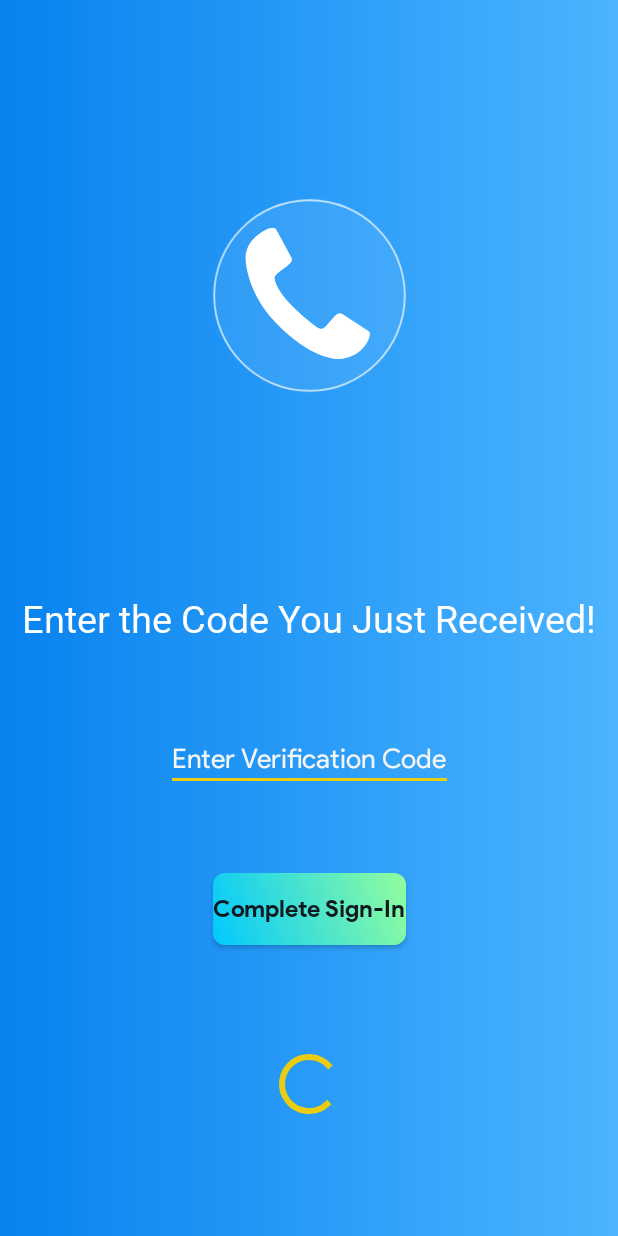
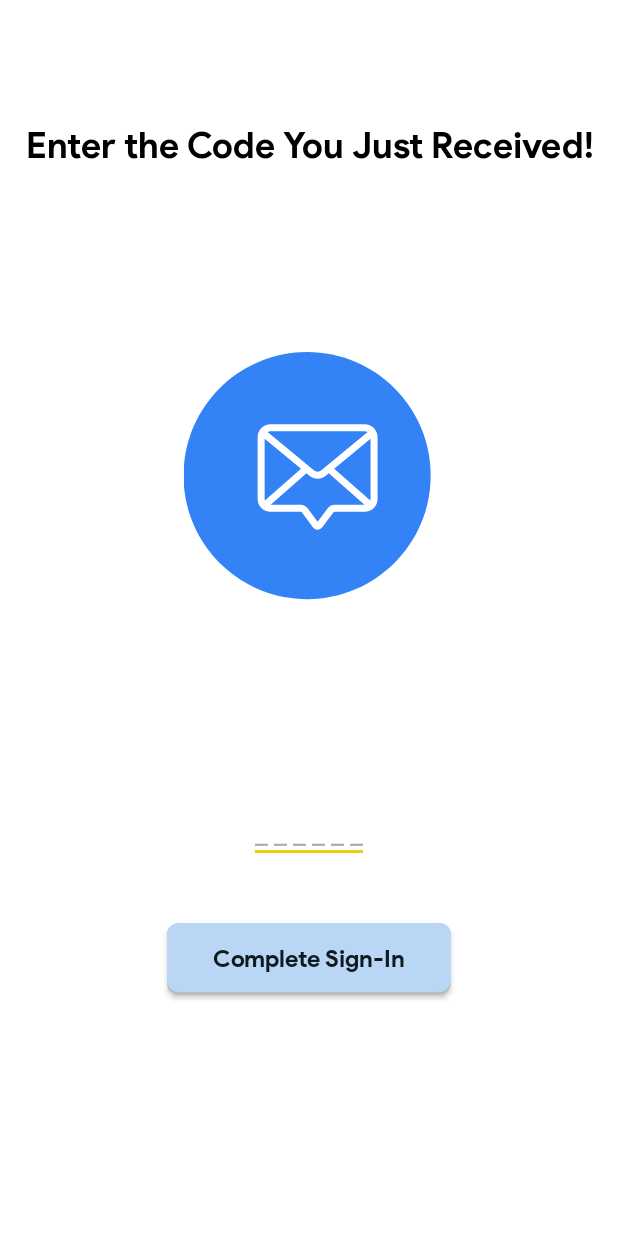
Before and after one commit to the-rebooted-coder/GAIL-Officer-s-Association, an Android app: the VerifyPhoneActivity screen opened directly, with no data from a screen before it, on a phone screen of 412 x 824 dp. Run offline under Robolectric (Android 15) with nearby library versions, the phone set to English and light mode, and no system bars; our stand-ins replace Firebase (no records; nobody signed in at launch, a user with empty details on screens opened directly).

Commit message:
verify phone activity redesigned

```diff
--- a/app/src/main/java/com/aaxena/gailofficersassociation/Email.java
+++ b/app/src/main/java/com/aaxena/gailofficersassociation/Email.java
@@ -62,6 +62,7 @@ public class Email extends AppCompatActivity {
         acc.setOnClickListener(new View.OnClickListener() {
             @Override
             public void onClick(View v) {
+                overridePendingTransition(android.R.anim.fade_in, android.R.anim.fade_out);
                 Intent i=new Intent(Email.this,RegisterActivity.class);
                 startActivity(i);
             }
--- a/app/src/main/java/com/aaxena/gailofficersassociation/MainActivity.java
+++ b/app/src/main/java/com/aaxena/gailofficersassociation/MainActivity.java
@@ -7,7 +7,6 @@ import android.net.NetworkInfo;
 import android.os.Bundle;
 import android.os.Vibrator;
 import android.view.View;
-import android.view.WindowManager;
 import android.widget.EditText;
 import android.widget.Toast;
 
--- a/app/src/main/java/com/aaxena/gailofficersassociation/VerifyEmail.java
+++ b/app/src/main/java/com/aaxena/gailofficersassociation/VerifyEmail.java
@@ -17,7 +17,7 @@ public class VerifyEmail extends AppCompatActivity {
     @Override
     protected void onCreate(Bundle savedInstanceState) {
         super.onCreate(savedInstanceState);
-        getWindow().setFlags(WindowManager.LayoutParams.FLAG_FULLSCREEN, WindowManager.LayoutParams.FLAG_FULLSCREEN);
+        overridePendingTransition(android.R.anim.fade_in, android.R.anim.fade_out);
         setContentView(R.layout.activity_verify_email);
         FirebaseAuth.getInstance().signOut();
         Button proceed = findViewById(R.id.proceed);
--- a/app/src/main/java/com/aaxena/gailofficersassociation/VerifyPhoneActivity.java
+++ b/app/src/main/java/com/aaxena/gailofficersassociation/VerifyPhoneActivity.java
@@ -40,7 +40,7 @@ public class VerifyPhoneActivity extends AppCompatActivity {
     @Override
     protected void onCreate(Bundle savedInstanceState) {
         super.onCreate(savedInstanceState);
-        getWindow().setFlags(WindowManager.LayoutParams.FLAG_FULLSCREEN, WindowManager.LayoutParams.FLAG_FULLSCREEN);
+        overridePendingTransition(android.R.anim.fade_in, android.R.anim.fade_out);
         setContentView(R.layout.activity_verify_phone);
 
         //initializing objects
--- a/app/src/main/res/layout/activity_main.xml
+++ b/app/src/main/res/layout/activity_main.xml
@@ -26,8 +26,8 @@
 
     <EditText
         android:id="@+id/editTextMobile"
-        android:layout_width="293dp"
-        android:layout_height="wrap_content"
+        android:layout_width="204dp"
+        android:layout_height="35dp"
         android:autofillHints="@string/phone_number"
         android:background="@drawable/rounded_edittext"
         android:digits="0123456789"
@@ -45,12 +45,12 @@
         app:layout_constraintEnd_toEndOf="parent"
         app:layout_constraintStart_toStartOf="parent"
         app:layout_constraintTop_toTopOf="parent"
-        app:layout_constraintVertical_bias="0.72" />
+        app:layout_constraintVertical_bias="0.65999997" />
 
     <Button
         android:id="@+id/buttonContinue"
-        android:layout_width="59dp"
-        android:layout_height="62dp"
+        android:layout_width="54dp"
+        android:layout_height="55dp"
         android:background="@drawable/circle"
         android:elevation="25dp"
         android:fontFamily="@font/productsansbold"
@@ -62,7 +62,7 @@
         app:layout_constraintEnd_toEndOf="parent"
         app:layout_constraintStart_toStartOf="parent"
         app:layout_constraintTop_toTopOf="parent"
-        app:layout_constraintVertical_bias="0.85" />
+        app:layout_constraintVertical_bias="0.82" />
 
 
 </androidx.constraintlayout.widget.ConstraintLayout>
--- a/app/src/main/res/layout/activity_verify_phone.xml
+++ b/app/src/main/res/layout/activity_verify_phone.xml
@@ -5,70 +5,65 @@
     android:id="@+id/relativeLayout3"
     android:layout_width="match_parent"
     android:layout_height="match_parent"
-    android:background="@drawable/color2"
+    android:background="@android:color/white"
     tools:context=".VerifyPhoneActivity">
 
     <com.airbnb.lottie.LottieAnimationView
         android:id="@+id/animatored5"
-        android:layout_width="218dp"
-        android:layout_height="191dp"
+        android:layout_width="169dp"
+        android:layout_height="166dp"
         app:layout_constraintBottom_toBottomOf="parent"
         app:layout_constraintEnd_toEndOf="parent"
-        app:layout_constraintHorizontal_bias="0.501"
+        app:layout_constraintHorizontal_bias="0.497"
         app:layout_constraintStart_toStartOf="parent"
         app:layout_constraintTop_toTopOf="parent"
-        app:layout_constraintVertical_bias="0.16000003"
+        app:layout_constraintVertical_bias="0.357"
         app:lottie_autoPlay="true"
         app:lottie_fileName="otpdialer.json"
-        app:lottie_loop="true" />
+        app:lottie_loop="false" />
 
     <TextView
         android:id="@+id/textView"
         android:layout_width="wrap_content"
         android:layout_height="wrap_content"
-        android:fontFamily="@font/light"
+        android:fontFamily="@font/productsansbold"
         android:text="@string/enter_the_code_you_just_recieved"
+        android:textAlignment="center"
         android:textAppearance="@style/Base.TextAppearance.AppCompat.Headline"
-        android:textColor="@color/common_google_signin_btn_text_dark_pressed"
-        android:textSize="25sp"
-        app:layout_constraintBottom_toBottomOf="parent"
-        app:layout_constraintEnd_toEndOf="parent"
-        app:layout_constraintStart_toStartOf="parent"
-        app:layout_constraintTop_toTopOf="parent" />
-
-    <ProgressBar
-        android:id="@+id/progressbar"
-        android:layout_width="wrap_content"
-        android:layout_height="wrap_content"
+        android:textColor="@android:color/black"
+        android:textSize="24sp"
         app:layout_constraintBottom_toBottomOf="parent"
         app:layout_constraintEnd_toEndOf="parent"
         app:layout_constraintStart_toStartOf="parent"
         app:layout_constraintTop_toTopOf="parent"
-        app:layout_constraintVertical_bias="0.9" />
+        app:layout_constraintVertical_bias="0.103" />
 
     <EditText
         android:id="@+id/editTextCode"
         android:layout_width="wrap_content"
         android:layout_height="wrap_content"
+        android:autofillHints=""
         android:digits="0123456789"
         android:drawablePadding="10dp"
         android:fontFamily="@font/productsans"
-        android:hint="@string/enter_verification_code"
+        android:hint="@string/otp"
         android:inputType="number"
         android:maxLength="10"
-        android:textColor="@color/browser_actions_bg_grey"
-        android:textColorHint="@color/browser_actions_bg_grey"
+        android:textAlignment="center"
+        android:textColor="@android:color/black"
+        android:textColorHint="@android:color/darker_gray"
         app:layout_constraintBottom_toBottomOf="parent"
         app:layout_constraintEnd_toEndOf="parent"
         app:layout_constraintStart_toStartOf="parent"
         app:layout_constraintTop_toTopOf="parent"
-        app:layout_constraintVertical_bias="0.62" />
+        app:layout_constraintVertical_bias="0.682" />
 
     <Button
         android:id="@+id/buttonSignIn"
-        android:layout_width="wrap_content"
+        android:layout_width="189dp"
         android:layout_height="wrap_content"
-        android:background="@drawable/color11"
+        android:background="@drawable/default_button"
+        android:elevation="25dp"
         android:fontFamily="@font/productsansbold"
         android:text="@string/complete_sign_in"
         android:textAllCaps="false"
@@ -78,7 +73,7 @@
         app:layout_constraintEnd_toEndOf="parent"
         app:layout_constraintStart_toStartOf="parent"
         app:layout_constraintTop_toTopOf="parent"
-        app:layout_constraintVertical_bias="0.75" />
+        app:layout_constraintVertical_bias="0.793" />
 
 
 </androidx.constraintlayout.widget.ConstraintLayout>
--- a/app/src/main/res/values/strings.xml
+++ b/app/src/main/res/values/strings.xml
@@ -69,7 +69,6 @@
     <string name="waves_images">Waves Images</string>
     <string name="enter_the_code_you_just_recieved">Enter the Code You Just Received!</string>
     <string name="complete_sign_in">Complete Sign-In</string>
-    <string name="enter_verification_code">Enter Verification Code</string>
     <string name="about_data_we_collect">About Data we Collect</string>
     <string name="privacy_policy">Privacy Policy\n\n
 GOA-PATA built the GAIL Officers Association app as a free app.\nThis service is
@@ -147,6 +146,7 @@ contact us at goa.pataoffice@gmail.com.</string>
     <string name="feedback">Feedback</string>
     <string name="ver_solitaire">Ver: Solitaire</string>
     <string name="sign_in">Sign In</string>
+    <string name="otp">_  _  _  _  _  _</string>
 
 
     <!--Array for About Us Category-->
```
Also changed, not shown: app/src/main/assets/otpdialer.json (+1 -1 lines).
